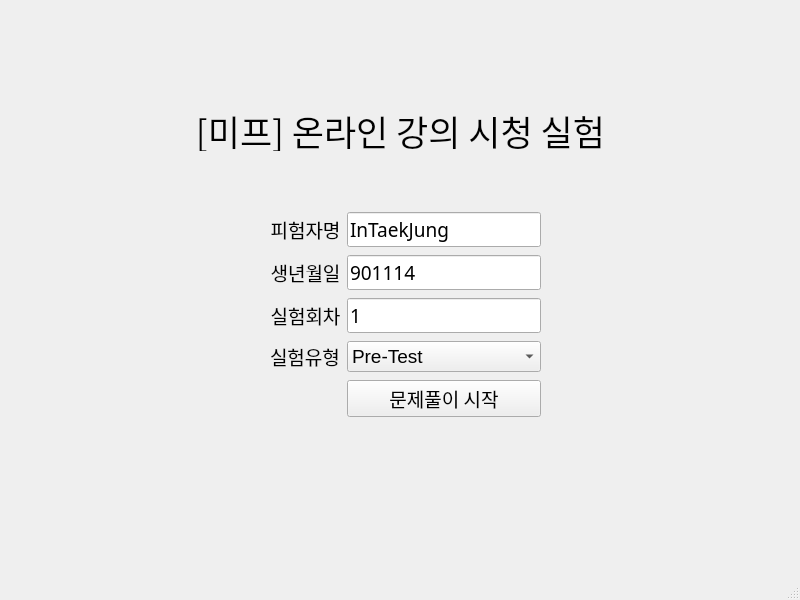
Before: the Qt Designer form ui/test_main_page.ui in PsycIT/Edu_Exp_App, drawn with Qt 5.
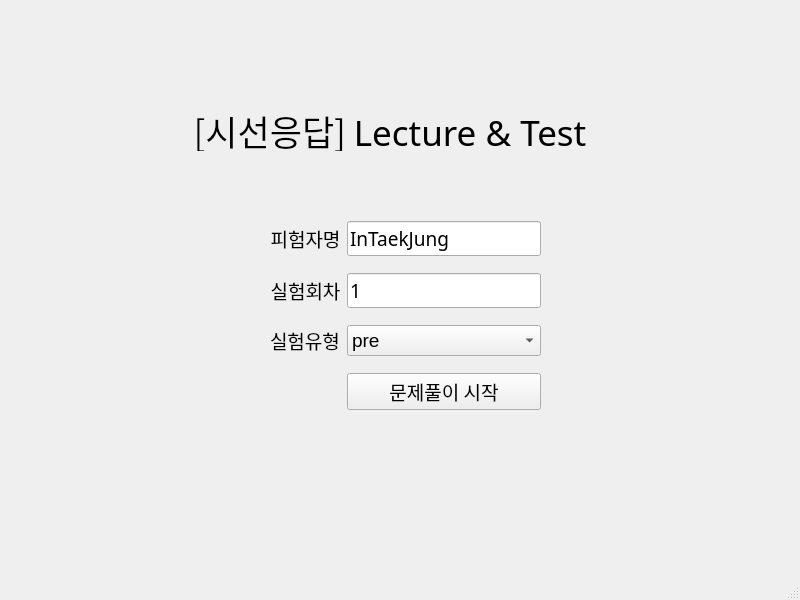
After: the same form once the commit is applied.

Diff of the .ui file:
```diff
--- a/ui/test_main_page.ui
+++ b/ui/test_main_page.ui
@@ -24,22 +24,6 @@
      </rect>
     </property>
     <layout class="QGridLayout" name="gridLayout">
-     <item row="3" column="0">
-      <widget class="QLabel" name="expCntLabel">
-       <property name="font">
-        <font>
-         <family>나눔스퀘어_ac</family>
-         <pointsize>14</pointsize>
-        </font>
-       </property>
-       <property name="text">
-        <string>실험회차</string>
-       </property>
-       <property name="alignment">
-        <set>Qt::AlignCenter</set>
-       </property>
-      </widget>
-     </item>
      <item row="1" column="1">
       <widget class="QLineEdit" name="nameLEdit">
        <property name="font">
@@ -54,7 +38,7 @@
       </widget>
      </item>
      <item row="2" column="0">
-      <widget class="QLabel" name="birthLabel">
+      <widget class="QLabel" name="expCntLabel">
        <property name="font">
         <font>
          <family>나눔스퀘어_ac</family>
@@ -62,14 +46,14 @@
         </font>
        </property>
        <property name="text">
-        <string>생년월일</string>
+        <string>실험회차</string>
        </property>
        <property name="alignment">
         <set>Qt::AlignCenter</set>
        </property>
       </widget>
      </item>
-     <item row="3" column="1">
+     <item row="2" column="1">
       <widget class="QLineEdit" name="expCntLEdit">
        <property name="font">
         <font>
@@ -82,8 +66,32 @@
        </property>
       </widget>
      </item>
-     <item row="1" column="0">
-      <widget class="QLabel" name="nameLabel">
+     <item row="3" column="1">
+      <widget class="QComboBox" name="expTypeCBox">
+       <property name="font">
+        <font>
+         <pointsize>14</pointsize>
+        </font>
+       </property>
+       <item>
+        <property name="text">
+         <string>pre</string>
+        </property>
+       </item>
+       <item>
+        <property name="text">
+         <string>final</string>
+        </property>
+       </item>
+       <item>
+        <property name="text">
+         <string>post</string>
+        </property>
+       </item>
+      </widget>
+     </item>
+     <item row="3" column="0">
+      <widget class="QLabel" name="expTypeLabel">
        <property name="font">
         <font>
          <family>나눔스퀘어_ac</family>
@@ -91,15 +99,12 @@
         </font>
        </property>
        <property name="text">
-        <string>피험자명</string>
-       </property>
-       <property name="alignment">
-        <set>Qt::AlignCenter</set>
+        <string>실험유형</string>
        </property>
       </widget>
      </item>
-     <item row="5" column="1">
-      <widget class="QPushButton" name="submitBtn">
+     <item row="4" column="1">
+      <widget class="QPushButton" name="startBtn">
        <property name="sizePolicy">
         <sizepolicy hsizetype="Minimum" vsizetype="Fixed">
          <horstretch>0</horstretch>
@@ -117,8 +122,8 @@
        </property>
       </widget>
      </item>
-     <item row="2" column="1">
-      <widget class="QLineEdit" name="birthLEdit">
+     <item row="1" column="0">
+      <widget class="QLabel" name="nameLabel">
        <property name="font">
         <font>
          <family>나눔스퀘어_ac</family>
@@ -126,40 +131,11 @@
         </font>
        </property>
        <property name="text">
-        <string extracomment="ex. 901114">901114</string>
+        <string>피험자명</string>
        </property>
-      </widget>
-     </item>
-     <item row="4" column="0">
-      <widget class="QLabel" name="label">
-       <property name="font">
-        <font>
-         <family>나눔스퀘어_ac</family>
-         <pointsize>14</pointsize>
-        </font>
+       <property name="alignment">
+        <set>Qt::AlignCenter</set>
        </property>
-       <property name="text">
-        <string>실험유형</string>
-       </property>
-      </widget>
-     </item>
-     <item row="4" column="1">
-      <widget class="QComboBox" name="expTypeCBox">
-       <property name="font">
-        <font>
-         <pointsize>14</pointsize>
-        </font>
-       </property>
-       <item>
-        <property name="text">
-         <string>Pre-Test</string>
-        </property>
-       </item>
-       <item>
-        <property name="text">
-         <string>Post-Test</string>
-        </property>
-       </item>
       </widget>
      </item>
     </layout>
@@ -167,9 +143,9 @@
    <widget class="QLabel" name="titleLabel">
     <property name="geometry">
      <rect>
-      <x>190</x>
+      <x>170</x>
       <y>110</y>
-      <width>421</width>
+      <width>440</width>
       <height>41</height>
      </rect>
     </property>
@@ -180,7 +156,7 @@
      </font>
     </property>
     <property name="text">
-     <string>[미프] 온라인 강의 시청 실험</string>
+     <string>[시선응답] Lecture &amp; Test</string>
     </property>
     <property name="alignment">
      <set>Qt::AlignCenter</set>
```
